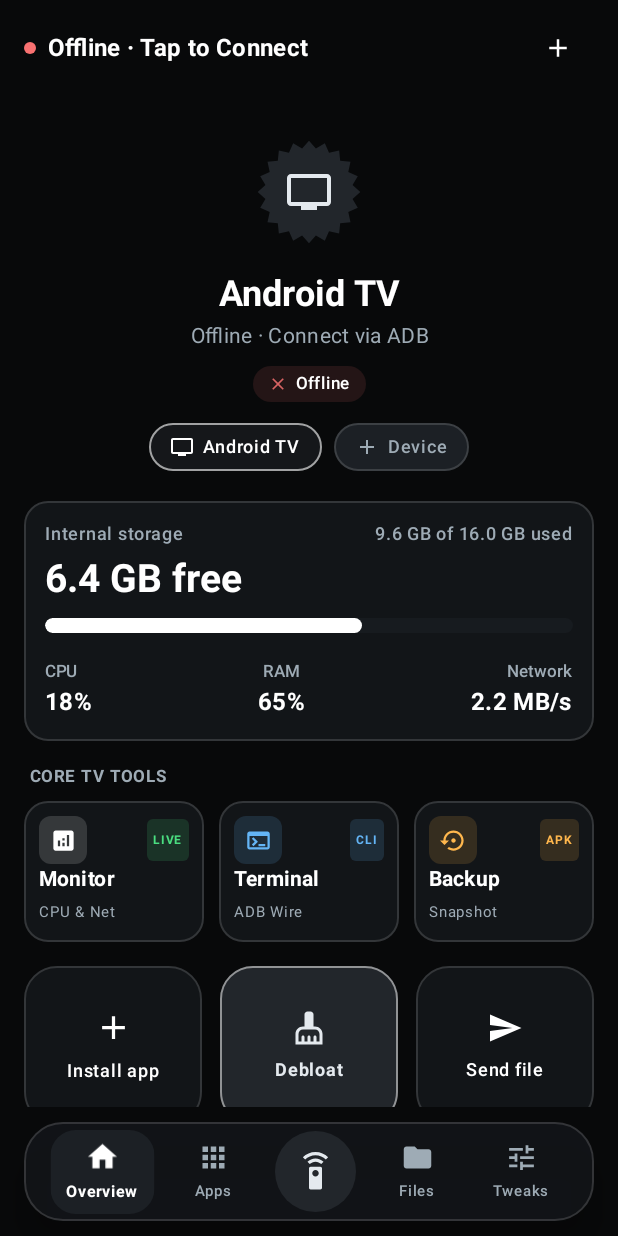
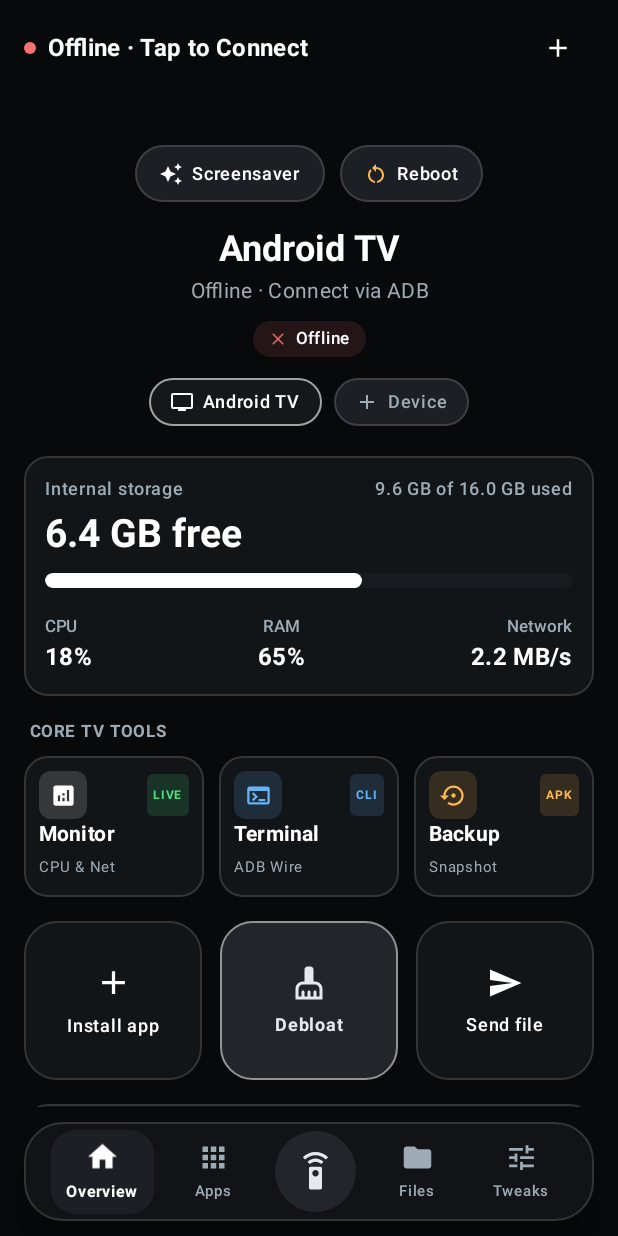
Before and after one commit to pumpkineater1/ATV-ADB-Commander, an Android app built with Jetpack Compose: the screen it shows after launch (MainActivity), on a phone screen of 412 x 824 dp. Run offline under Robolectric (Android 15) with nearby library versions, the phone set to English and light mode, and no system bars; network calls fail.

Commit message:
Replace TV cookie with aesthetic Screensaver and Reboot buttons in Overview header

```diff
--- a/app/src/main/java/com/atv/adbcommander/adb/AdbManager.kt
+++ b/app/src/main/java/com/atv/adbcommander/adb/AdbManager.kt
@@ -2652,7 +2652,7 @@ class AdbManager(private val context: Context) {
 
     suspend fun startScreensaver(): String = withContext(Dispatchers.IO) {
         try {
-            runShell("cmd dream")
+            runShell("service call dreams 1")
             "Screensaver started"
         } catch (e: Exception) {
             try {
--- a/app/src/main/java/com/atv/adbcommander/ui/screens/OverviewScreen.kt
+++ b/app/src/main/java/com/atv/adbcommander/ui/screens/OverviewScreen.kt
@@ -76,6 +76,7 @@ fun OverviewScreen(
     var selectedSendDestination by remember { mutableStateOf("/sdcard/Download") }
     var showSendDestinationDialog by remember { mutableStateOf(false) }
     var availableMounts by remember { mutableStateOf<List<TvStorageMount>>(emptyList()) }
+    var showRebootDialog by remember { mutableStateOf(false) }
 
     // APK File Picker for "+ Install app"
     val apkPickerLauncher = rememberLauncherForActivityResult(
@@ -207,15 +208,84 @@ fun OverviewScreen(
                     .padding(top = 8.dp, bottom = 4.dp),
                 horizontalAlignment = Alignment.CenterHorizontally
             ) {
-                // Petaled TV Cookie Badge
-                TellyTvCookie(
-                    size = 72.dp,
-                    icon = Icons.Default.Tv,
-                    tint = TellyTealGlow,
-                    containerColor = TellyTealDark
-                )
+                // Aesthetic Quick Actions in place of the decorative TV Cookie:
+                // [ ✦ Screensaver ]   [ ⟳ Reboot ]
+                Row(
+                    modifier = Modifier.padding(bottom = 14.dp, top = 4.dp),
+                    horizontalArrangement = Arrangement.spacedBy(10.dp),
+                    verticalAlignment = Alignment.CenterVertically
+                ) {
+                    // Start Screensaver Button
+                    Surface(
+                        onClick = {
+                            if (isConnected) {
+                                scope.launch {
+                                    val res = adbManager.startScreensaver()
+                                    Toast.makeText(context, res, Toast.LENGTH_SHORT).show()
+                                }
+                            } else {
+                                Toast.makeText(context, "Connect to TV first", Toast.LENGTH_SHORT).show()
+                            }
+                        },
+                        shape = RoundedCornerShape(20.dp),
+                        color = TellySurfaceContainerHigh,
+                        border = BorderStroke(1.dp, TellyOutlineSubtle),
+                        modifier = Modifier.height(38.dp)
+                    ) {
+                        Row(
+                            modifier = Modifier.padding(horizontal = 16.dp, vertical = 6.dp),
+                            verticalAlignment = Alignment.CenterVertically
+                        ) {
+                            Icon(
+                                imageVector = Icons.Default.AutoAwesome,
+                                contentDescription = "Screensaver",
+                                tint = TellyTealPrimary,
+                                modifier = Modifier.size(16.dp)
+                            )
+                            Spacer(Modifier.width(6.dp))
+                            Text(
+                                text = "Screensaver",
+                                fontSize = 12.sp,
+                                fontWeight = FontWeight.SemiBold,
+                                color = TellyOnSurface
+                            )
+                        }
+                    }
 
-                Spacer(Modifier.height(14.dp))
+                    // Reboot TV Button
+                    Surface(
+                        onClick = {
+                            if (isConnected) {
+                                showRebootDialog = true
+                            } else {
+                                Toast.makeText(context, "Connect to TV first", Toast.LENGTH_SHORT).show()
+                            }
+                        },
+                        shape = RoundedCornerShape(20.dp),
+                        color = TellySurfaceContainerHigh,
+                        border = BorderStroke(1.dp, TellyOutlineSubtle),
+                        modifier = Modifier.height(38.dp)
+                    ) {
+                        Row(
+                            modifier = Modifier.padding(horizontal = 16.dp, vertical = 6.dp),
+                            verticalAlignment = Alignment.CenterVertically
+                        ) {
+                            Icon(
+                                imageVector = Icons.Default.RestartAlt,
+                                contentDescription = "Reboot",
+                                tint = Color(0xFFFFB74D),
+                                modifier = Modifier.size(16.dp)
+                            )
+                            Spacer(Modifier.width(6.dp))
+                            Text(
+                                text = "Reboot",
+                                fontSize = 12.sp,
+                                fontWeight = FontWeight.SemiBold,
+                                color = TellyOnSurface
+                            )
+                        }
+                    }
+                }
 
                 // TV Model Name
                 Text(
@@ -1207,6 +1277,58 @@ fun OverviewScreen(
             containerColor = TellySurfaceContainerHigh
         )
     }
+
+    if (showRebootDialog) {
+        AlertDialog(
+            onDismissRequest = { showRebootDialog = false },
+            title = {
+                Row(verticalAlignment = Alignment.CenterVertically) {
+                    Icon(
+                        imageVector = Icons.Default.RestartAlt,
+                        contentDescription = null,
+                        tint = Color(0xFFFFB74D),
+                        modifier = Modifier.size(22.dp)
+                    )
+                    Spacer(Modifier.width(10.dp))
+                    Text(
+                        text = "Reboot Android TV?",
+                        fontWeight = FontWeight.Bold,
+                        fontSize = 17.sp,
+                        color = TellyOnSurface
+                    )
+                }
+            },
+            text = {
+                Text(
+                    text = "Are you sure you want to restart ${if (deviceModel.isNotEmpty()) deviceModel else "your TV"}?",
+                    fontSize = 13.sp,
+                    color = TellyOnSurfaceVariant
+                )
+            },
+            confirmButton = {
+                Button(
+                    onClick = {
+                        showRebootDialog = false
+                        scope.launch {
+                            val msg = adbManager.reboot("normal")
+                            Toast.makeText(context, msg, Toast.LENGTH_SHORT).show()
+                        }
+                    },
+                    colors = ButtonDefaults.buttonColors(containerColor = Color(0xFFFFB74D), contentColor = Color.Black),
+                    shape = RoundedCornerShape(10.dp)
+                ) {
+                    Text("Reboot TV", fontWeight = FontWeight.Bold)
+                }
+            },
+            dismissButton = {
+                TextButton(onClick = { showRebootDialog = false }) {
+                    Text("Cancel", color = TellyOnSurfaceVariant)
+                }
+            },
+            containerColor = TellySurfaceContainerHigh,
+            shape = RoundedCornerShape(18.dp)
+        )
+    }
 }
 
 @Composable
```
